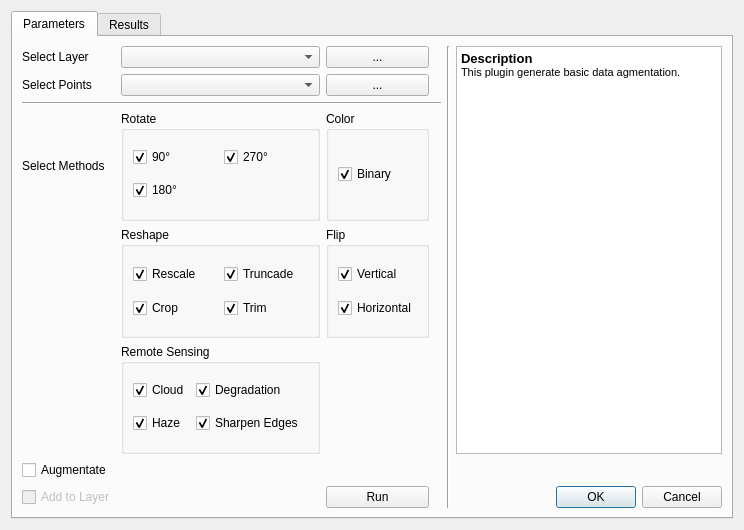
This is DataAugmentation_dialog_base.ui in gabrielkoyama/augmentation-qgis as Qt 5 draws it before an edit. The edited form follows.
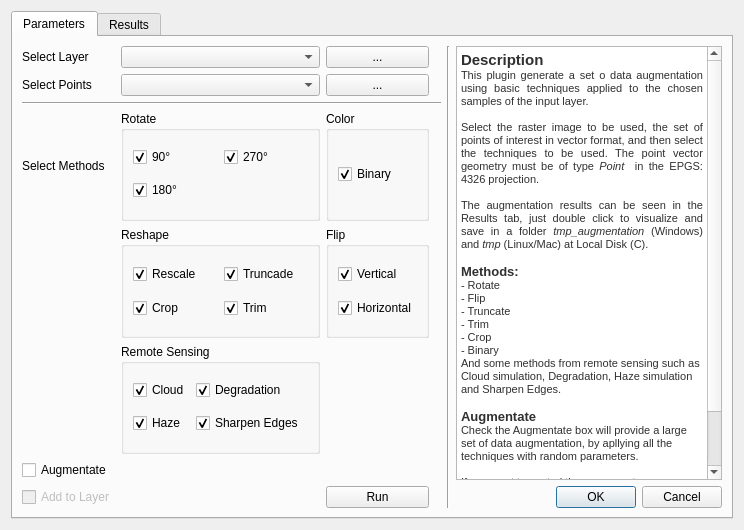
This is the edited form. Custom widgets are drawn as their Qt base class.

Patch:
```diff
--- a/DataAugmentation_dialog_base.ui
+++ b/DataAugmentation_dialog_base.ui
@@ -14,7 +14,7 @@
    <string>Basic Data Augmentation</string>
   </property>
   <layout class="QGridLayout" name="gridLayout_3">
-   <item row="1" column="1">
+   <item row="0" column="1">
     <widget class="QTabWidget" name="tabWidget">
      <property name="currentIndex">
       <number>0</number>
@@ -160,18 +160,6 @@
          </property>
         </widget>
        </item>
-       <item row="0" column="6" rowspan="6">
-        <widget class="QTextBrowser" name="textBrowser">
-         <property name="html">
-          <string>&lt;!DOCTYPE HTML PUBLIC &quot;-//W3C//DTD HTML 4.0//EN&quot; &quot;http://www.w3.org/TR/REC-html40/strict.dtd&quot;&gt;
-&lt;html&gt;&lt;head&gt;&lt;meta name=&quot;qrichtext&quot; content=&quot;1&quot; /&gt;&lt;style type=&quot;text/css&quot;&gt;
-p, li { white-space: pre-wrap; }
-&lt;/style&gt;&lt;/head&gt;&lt;body style=&quot; font-family:'Ubuntu'; font-size:11pt; font-weight:400; font-style:normal;&quot;&gt;
-&lt;p style=&quot; margin-top:0px; margin-bottom:0px; margin-left:0px; margin-right:0px; -qt-block-indent:0; text-indent:0px;&quot;&gt;&lt;span style=&quot; font-family:'MS Shell Dlg 2'; font-size:10pt; font-weight:600;&quot;&gt;Description&lt;/span&gt;&lt;/p&gt;
-&lt;p style=&quot; margin-top:0px; margin-bottom:0px; margin-left:0px; margin-right:0px; -qt-block-indent:0; text-indent:0px;&quot;&gt;&lt;span style=&quot; font-family:'MS Shell Dlg 2'; font-size:8.25pt;&quot;&gt;This plugin generate basic data agmentation.&lt;/span&gt;&lt;/p&gt;&lt;/body&gt;&lt;/html&gt;</string>
-         </property>
-        </widget>
-       </item>
        <item row="7" column="0">
         <widget class="QCheckBox" name="addLayer">
          <property name="enabled">
@@ -319,6 +307,31 @@
          </layout>
         </widget>
        </item>
+       <item row="0" column="6" rowspan="7">
+        <widget class="QTextBrowser" name="textBrowser">
+         <property name="html">
+          <string>&lt;!DOCTYPE HTML PUBLIC &quot;-//W3C//DTD HTML 4.0//EN&quot; &quot;http://www.w3.org/TR/REC-html40/strict.dtd&quot;&gt;
+&lt;html&gt;&lt;head&gt;&lt;meta name=&quot;qrichtext&quot; content=&quot;1&quot; /&gt;&lt;style type=&quot;text/css&quot;&gt;
+p, li { white-space: pre-wrap; }
+&lt;/style&gt;&lt;/head&gt;&lt;body style=&quot; font-family:'MS Shell Dlg 2'; font-size:8.25pt; font-weight:400; font-style:normal;&quot;&gt;
+&lt;p style=&quot; margin-top:0px; margin-bottom:0px; margin-left:0px; margin-right:0px; -qt-block-indent:0; text-indent:0px;&quot;&gt;&lt;span style=&quot; font-size:11pt; font-weight:600; color:#303030;&quot;&gt;Description&lt;/span&gt;&lt;/p&gt;
+&lt;p align=&quot;justify&quot; style=&quot; margin-top:0px; margin-bottom:0px; margin-left:0px; margin-right:0px; -qt-block-indent:0; text-indent:0px;&quot;&gt;&lt;span style=&quot; font-size:8pt; color:#303030;&quot;&gt;This plugin generate a set o data augmentation using basic techniques applied to the chosen samples of the input layer.&lt;/span&gt;&lt;/p&gt;
+&lt;p align=&quot;justify&quot; style=&quot;-qt-paragraph-type:empty; margin-top:0px; margin-bottom:0px; margin-left:0px; margin-right:0px; -qt-block-indent:0; text-indent:0px; font-size:8pt; color:#303030;&quot;&gt;&lt;br /&gt;&lt;/p&gt;
+&lt;p align=&quot;justify&quot; style=&quot; margin-top:0px; margin-bottom:0px; margin-left:0px; margin-right:0px; -qt-block-indent:0; text-indent:0px;&quot;&gt;&lt;span style=&quot; font-size:8pt; color:#303030;&quot;&gt;Select the raster image to be used, the set of points of interest in vector format, and then select the techniques to be used. The point vector geometry must be of type &lt;/span&gt;&lt;span style=&quot; font-size:8pt; font-style:italic; color:#303030;&quot;&gt;Point&lt;/span&gt;&lt;span style=&quot; font-size:8pt; color:#303030;&quot;&gt;  in the EPGS:4326 projection.&lt;/span&gt;&lt;/p&gt;
+&lt;p align=&quot;justify&quot; style=&quot;-qt-paragraph-type:empty; margin-top:0px; margin-bottom:0px; margin-left:0px; margin-right:0px; -qt-block-indent:0; text-indent:0px; font-size:8pt; color:#303030;&quot;&gt;&lt;br /&gt;&lt;/p&gt;
+&lt;p align=&quot;justify&quot; style=&quot; margin-top:0px; margin-bottom:0px; margin-left:0px; margin-right:0px; -qt-block-indent:0; text-indent:0px;&quot;&gt;&lt;span style=&quot; font-size:8pt; color:#303030;&quot;&gt;The augmentation results can be seen in the Results tab, just double click to visualize and save in a folder&lt;/span&gt;&lt;span style=&quot; font-size:8pt; font-style:italic; color:#303030;&quot;&gt; tmp_augmentation&lt;/span&gt;&lt;span style=&quot; font-size:8pt; color:#303030;&quot;&gt; (Windows) and &lt;/span&gt;&lt;span style=&quot; font-size:8pt; font-style:italic; color:#303030;&quot;&gt;tmp&lt;/span&gt;&lt;span style=&quot; font-size:8pt; color:#303030;&quot;&gt; (Linux/Mac) at Local Disk (C).&lt;/span&gt;&lt;/p&gt;
+&lt;p align=&quot;justify&quot; style=&quot;-qt-paragraph-type:empty; margin-top:0px; margin-bottom:0px; margin-left:0px; margin-right:0px; -qt-block-indent:0; text-indent:0px; font-size:8pt; color:#303030;&quot;&gt;&lt;br /&gt;&lt;/p&gt;
+&lt;p style=&quot; margin-top:0px; margin-bottom:0px; margin-left:0px; margin-right:0px; -qt-block-indent:0; text-indent:0px;&quot;&gt;&lt;span style=&quot; font-size:10pt; font-weight:600; color:#303030;&quot;&gt;Methods:                                                                                                                                                              &lt;/span&gt;&lt;span style=&quot; font-size:8pt; color:#303030;&quot;&gt;- Rotate                                                                                                                                                          - Flip                                                                                                                                                               - Truncate                                                                                                                                                      - Trim                                                                                                                                                              - Crop                                                                                                                                                             - Binary                                                                                                                                                         &lt;/span&gt;&lt;/p&gt;
+&lt;p style=&quot; margin-top:0px; margin-bottom:0px; margin-left:0px; margin-right:0px; -qt-block-indent:0; text-indent:0px;&quot;&gt;&lt;span style=&quot; font-size:8pt; color:#303030;&quot;&gt;And some methods from remote sensing such as Cloud simulation, Degradation, Haze simulation and Sharpen Edges.&lt;/span&gt;&lt;/p&gt;
+&lt;p style=&quot;-qt-paragraph-type:empty; margin-top:0px; margin-bottom:0px; margin-left:0px; margin-right:0px; -qt-block-indent:0; text-indent:0px; font-size:8pt; color:#303030;&quot;&gt;&lt;br /&gt;&lt;/p&gt;
+&lt;p style=&quot; margin-top:0px; margin-bottom:0px; margin-left:0px; margin-right:0px; -qt-block-indent:0; text-indent:0px;&quot;&gt;&lt;span style=&quot; font-size:10pt; font-weight:600; color:#303030;&quot;&gt;Augmentate&lt;/span&gt;&lt;/p&gt;
+&lt;p style=&quot; margin-top:0px; margin-bottom:0px; margin-left:0px; margin-right:0px; -qt-block-indent:0; text-indent:0px;&quot;&gt;&lt;span style=&quot; font-size:8pt; color:#303030;&quot;&gt;Check the Augmentate box will provide a large set of data augmentation, by apllying all the techniques with random parameters.&lt;/span&gt;&lt;/p&gt;
+&lt;p style=&quot;-qt-paragraph-type:empty; margin-top:0px; margin-bottom:0px; margin-left:0px; margin-right:0px; -qt-block-indent:0; text-indent:0px; font-size:8pt; color:#303030;&quot;&gt;&lt;br /&gt;&lt;/p&gt;
+&lt;p style=&quot; margin-top:0px; margin-bottom:0px; margin-left:0px; margin-right:0px; -qt-block-indent:0; text-indent:0px;&quot;&gt;&lt;span style=&quot; font-size:8pt; color:#303030;&quot;&gt;If you want to control these parameters, we suggest use the Data Augmentation package (https://github.com/prog-geo/augmentation.git), a complement of this QGIS plugin.&lt;/span&gt;&lt;/p&gt;
+&lt;p style=&quot;-qt-paragraph-type:empty; margin-top:0px; margin-bottom:0px; margin-left:0px; margin-right:0px; -qt-block-indent:0; text-indent:0px;&quot;&gt;&lt;br /&gt;&lt;/p&gt;&lt;/body&gt;&lt;/html&gt;</string>
+         </property>
+        </widget>
+       </item>
       </layout>
      </widget>
      <widget class="QWidget" name="tab_2">
```
Left out of the diff: 4 changed lines with no effect on the pictures.
